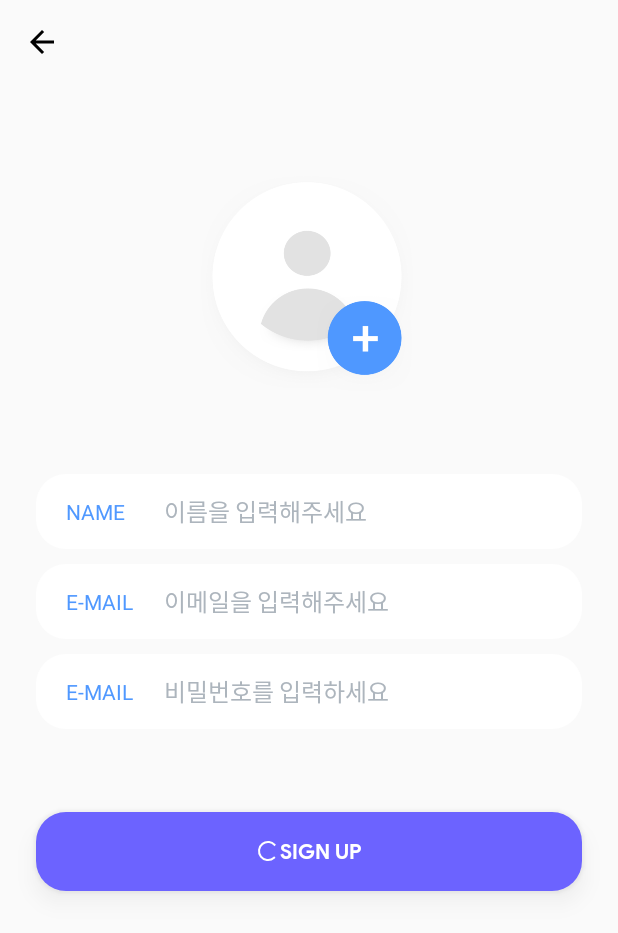
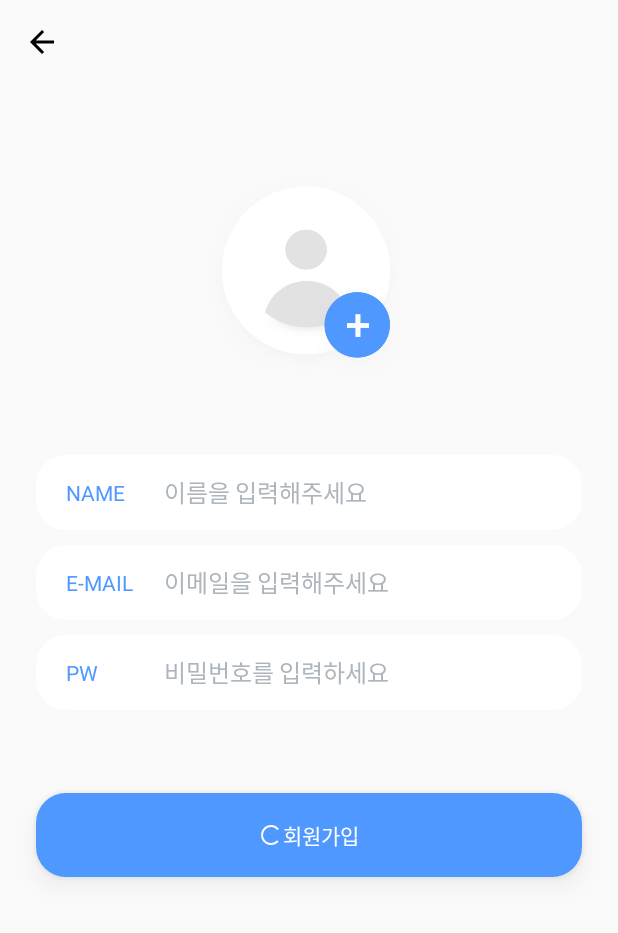
Before and after one commit to roian6/SunrinHack2020, an Android app: the RegisterActivity screen opened directly, with no data from a screen before it, on a phone screen of 412 x 824 dp. Shown: the top 933 px of the screen. Run offline under Robolectric (Android 15) with nearby library versions, the phone set to English and light mode, and no system bars; our stand-ins replace Firebase (no records; nobody signed in at launch, a user with empty details on screens opened directly), data binding; libraries missing offline, so code that uses them is left out: gun0912.tedimagepicker.builder, gun0912.tedkeyboardobserver; pictures from the network do not load; 1 statement that could not run was skipped.

Commit message:
UPDATE login, register

```diff
--- a/app/src/main/res/layout/activity_register.xml
+++ b/app/src/main/res/layout/activity_register.xml
@@ -58,12 +58,10 @@
                     app:title="" />
 
 
-
-
                 <ImageView
                     android:id="@+id/regi_profile"
-                    android:layout_width="144dp"
-                    android:layout_height="144dp"
+                    android:layout_width="128dp"
+                    android:layout_height="128dp"
                     android:gravity="center"
                     android:src="@drawable/register_profile"
                     app:layout_constraintBottom_toBottomOf="parent"
@@ -72,8 +70,6 @@
                     app:layout_constraintStart_toStartOf="parent"
                     app:layout_constraintTop_toTopOf="parent"
                     app:layout_constraintVertical_bias="0.172"/>
-
-
 
 
                 <androidx.constraintlayout.widget.ConstraintLayout
@@ -110,7 +106,7 @@
                         android:layout_height="wrap_content"
                         app:layout_constraintLeft_toLeftOf="@id/edit_regi_name"
                         android:text="NAME"
-                        android:textColor="#4f98ff"
+                        android:textColor="@color/colorPrimary"
                         app:layout_constraintTop_toTopOf="@id/edit_regi_name"
                         app:layout_constraintBottom_toBottomOf="@id/edit_regi_name"
                         android:layout_marginLeft="20dp"
@@ -142,7 +138,7 @@
                         android:layout_height="wrap_content"
                         app:layout_constraintLeft_toLeftOf="@id/edit_regi_email"
                         android:text="E-MAIL"
-                        android:textColor="#4f98ff"
+                        android:textColor="@color/colorPrimary"
                         app:layout_constraintTop_toTopOf="@id/edit_regi_email"
                         app:layout_constraintBottom_toBottomOf="@id/edit_regi_email"
                         android:layout_marginLeft="20dp"
@@ -172,8 +168,8 @@
                         android:layout_width="wrap_content"
                         android:layout_height="wrap_content"
                         app:layout_constraintLeft_toLeftOf="@id/edit_regi_pw"
-                        android:text="E-MAIL"
-                        android:textColor="#4f98ff"
+                        android:text="PW"
+                        android:textColor="@color/colorPrimary"
                         app:layout_constraintTop_toTopOf="@id/edit_regi_pw"
                         app:layout_constraintBottom_toBottomOf="@id/edit_regi_pw"
                         android:layout_marginLeft="20dp"
@@ -225,8 +221,8 @@
                         android:id="@+id/txt_regi_signup"
                         android:layout_width="wrap_content"
                         android:layout_height="wrap_content"
-                        android:fontFamily="@font/productb"
-                        android:text="SIGN UP"
+                        android:fontFamily="@font/apple_sd_gothic_neo_h"
+                        android:text="회원가입"
                         android:textColor="@android:color/white"
                         android:textSize="14sp"
                         android:visibility="@{!onProgress}" />
--- a/app/src/main/res/values/colors.xml
+++ b/app/src/main/res/values/colors.xml
@@ -1,8 +1,8 @@
 <?xml version="1.0" encoding="utf-8"?>
 <resources>
-    <color name="colorPrimary">#6c63ff</color>
-    <color name="colorPrimaryDark">#6c63ff</color>
-    <color name="colorAccent">#6c63ff</color>
+    <color name="colorPrimary">#4f98ff</color>
+    <color name="colorPrimaryDark">#4f98ff</color>
+    <color name="colorAccent">#4f98ff</color>
     <color name="colorWhite">#ffffff</color>
     <color name="materialGray0">#f8f9fa</color>
     <color name="materialGray1">#f1f3f5</color>
```
Also changed, not shown: app/src/main/java/com/david0926/sunrinhack2020/fragment/MainFragment4.java (+14 -0 lines), app/src/main/res/layout/activity_login.xml (+25 -35 lines), app/src/main/res/layout/fragment_main4.xml (+11 -1 lines).
